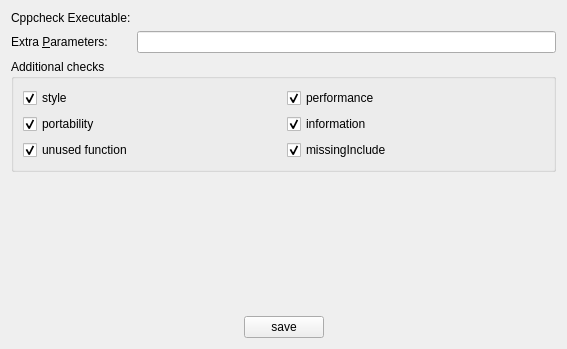
The window that config/ui/genericconfig.ui (KDE/kdevelop) describes before a commit, drawn with Qt 5.
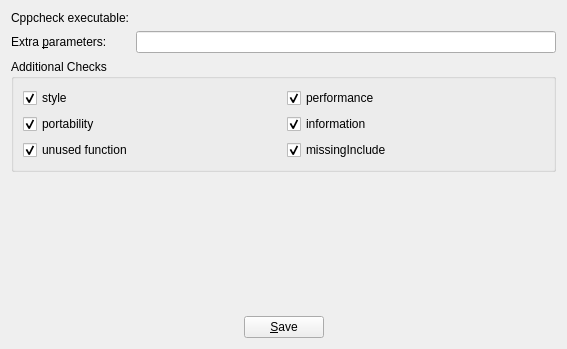
The same window after the commit. Custom widgets are drawn as their Qt base class.

```diff
--- a/config/ui/genericconfig.ui
+++ b/config/ui/genericconfig.ui
@@ -14,7 +14,7 @@
    <item row="0" column="0">
     <widget class="QLabel" name="textLabel2">
      <property name="text">
-      <string>Cppcheck Executable:</string>
+      <string>Cppcheck executable:</string>
      </property>
      <property name="buddy">
       <cstring>cppcheckExecutable</cstring>
@@ -27,7 +27,7 @@
    <item row="1" column="0">
     <widget class="QLabel" name="label_3">
      <property name="text">
-      <string>Extra &amp;Parameters:</string>
+      <string>Extra &amp;parameters:</string>
      </property>
      <property name="buddy">
       <cstring>cppcheckParameters</cstring>
@@ -43,7 +43,7 @@
       <string>Enable additional checks</string>
      </property>
      <property name="title">
-      <string>Additional checks </string>
+      <string>Additional Checks</string>
      </property>
      <layout class="QGridLayout" name="gridLayout">
       <item row="0" column="0">
@@ -158,7 +158,7 @@
      <item>
       <widget class="QPushButton" name="SavePushButton">
        <property name="text">
-        <string>save</string>
+        <string>&amp;Save</string>
        </property>
       </widget>
      </item>
```
